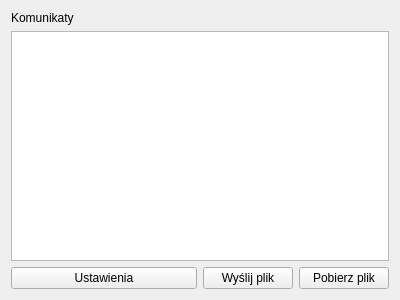
Qt form mainwindow.ui (lance2088/ReliableUdpMulticast) before a commit.
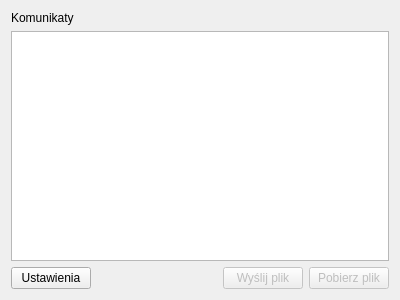
The same form after that commit.

Patch:
```diff
--- a/mainwindow.ui
+++ b/mainwindow.ui
@@ -30,7 +30,7 @@
       <item>
        <layout class="QHBoxLayout" name="horizontalLayout_4">
         <item>
-         <layout class="QHBoxLayout" name="horizontalLayout_6">
+         <layout class="QHBoxLayout" name="horizontalLayout_5">
           <item>
            <widget class="QPushButton" name="settingsButton">
             <property name="text">
@@ -38,12 +38,24 @@
             </property>
            </widget>
           </item>
-         </layout>
-        </item>
-        <item>
-         <layout class="QHBoxLayout" name="horizontalLayout_5">
+          <item>
+           <spacer name="horizontalSpacer">
+            <property name="orientation">
+             <enum>Qt::Horizontal</enum>
+            </property>
+            <property name="sizeHint" stdset="0">
+             <size>
+              <width>40</width>
+              <height>20</height>
+             </size>
+            </property>
+           </spacer>
+          </item>
           <item>
            <widget class="QPushButton" name="sendButton">
+            <property name="enabled">
+             <bool>false</bool>
+            </property>
             <property name="text">
              <string>Wyślij plik</string>
             </property>
@@ -51,6 +63,9 @@
           </item>
           <item>
            <widget class="QPushButton" name="downloadButton">
+            <property name="enabled">
+             <bool>false</bool>
+            </property>
             <property name="text">
              <string>Pobierz plik</string>
             </property>
```
